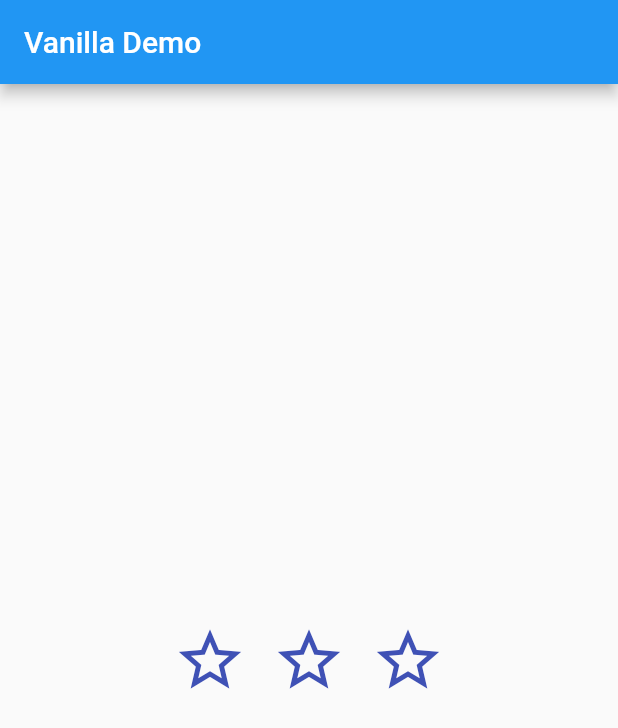
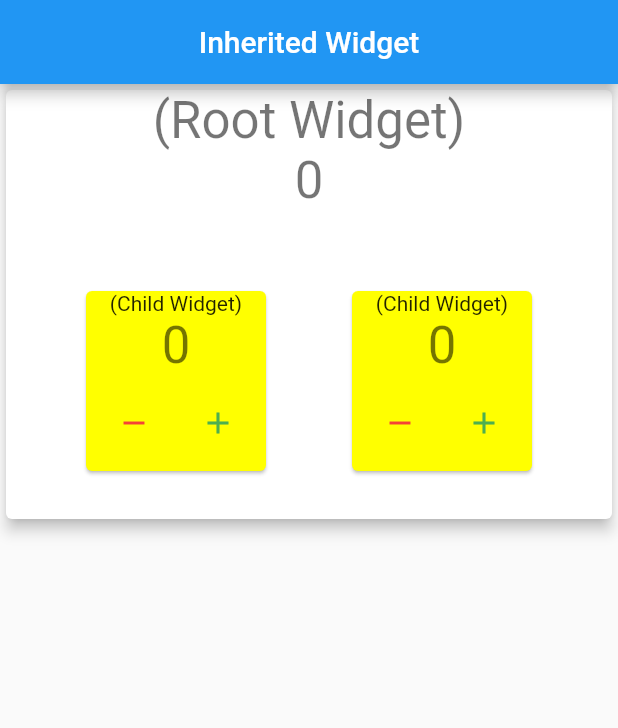
Before and after one commit to Daddy2054/learn_flutter_udemy, a Flutter app: the screen it shows after launch, on a phone screen of 412 x 824 dp. Shown: the top 728 px of the screen. Run offline on Flutter 3.47's test engine with Material 2 defaults, Android fonts, the light colour scheme and no system bars.

Commit message:
70(do not work)

```diff
--- a/lib/main.dart
+++ b/lib/main.dart
@@ -5,94 +5,129 @@ void main() => runApp(const MyApp());
 class MyApp extends StatelessWidget {
   const MyApp({Key? key}) : super(key: key);
 
+  // This widget is the root of your application.
   @override
   Widget build(BuildContext context) {
-    return const MaterialApp(
-      title: 'Vanilla Demo',
-      home: MyHomePage(),
+    return MaterialApp(
+      title: 'Inherited Demo',
+      theme: ThemeData(
+        primarySwatch: Colors.blue,
+      ),
+      home: const MyHomePage(title: 'Inherited Demo'),
     );
   }
 }
 
 class MyHomePage extends StatefulWidget {
-  const MyHomePage({Key? key}) : super(key: key);
+  const MyHomePage({Key? key, required this.title}) : super(key: key);
+  final String title;
 
   @override
-  State<MyHomePage> createState() => _MyHomePageState();
+  MyHomePageState createState() => MyHomePageState();
 }
 
-class _MyHomePageState extends State<MyHomePage> {
-  int _rating = 0;
+class MyHomePageState extends State<MyHomePage> {
+  int _counter = 0;
+
+  int get counterValue => _counter;
+
+  void _incrementCounter() => setState(() => _counter++);
+  void _decrementCounter() => setState(() => _counter--);
 
   @override
   Widget build(BuildContext context) {
-    double size = 50;
-
     return Scaffold(
       appBar: AppBar(
-        title: const Text('Vanilla Demo'),
+        title: const Text('Inherited Widget'),
+        centerTitle: true,
       ),
-      body: Center(
-        child: Row(
-          mainAxisAlignment: MainAxisAlignment.center,
-          children: <Widget>[
-            IconButton(
-              icon: (_rating >= 2
-                  ? Icon(
-                      Icons.star,
-                      size: size,
-                    )
-                  : Icon(
-                      Icons.star_border,
-                      size: size,
-                    )),
-              color: Colors.indigo[500],
-              iconSize: size,
-              onPressed: () {
-                setState(() {
-                  _rating = 1;
-                });
-              },
-            ),
-            IconButton(
-              icon: (_rating >= 2
-                  ? Icon(
-                      Icons.star,
-                      size: size,
-                    )
-                  : Icon(
-                      Icons.star_border,
-                      size: size,
-                    )),
-              color: Colors.indigo[500],
-              iconSize: size,
-              onPressed: () {
-                setState(() {
-                  _rating = 2;
-                });
-              },
-            ),
-            IconButton(
-              icon: (_rating >= 3
-                  ? Icon(
-                      Icons.star,
-                      size: size,
-                    )
-                  : Icon(
-                      Icons.star_border,
-                      size: size,
-                    )),
-              color: Colors.indigo[500],
-              iconSize: size,
-              onPressed: () {
-                setState(() {
-                  _rating = 3;
-                });
-              },
-            ),
-          ],
-        ),
+      body: ListView(
+        children: <Widget>[
+          MyInheritedWidget(
+            myState: this,
+            child: const AppRootWidget(),
+          ),
+        ],
       ),
     );
   }
 }
+
+class AppRootWidget extends StatelessWidget {
+  const AppRootWidget({Key? key}) : super(key: key);
+
+  @override
+  Widget build(BuildContext context) {
+    final rootWidgetState = MyInheritedWidget.of(context)!.myState;
+    return Card(
+      elevation: 4.0,
+      child: Column(
+        children: <Widget>[
+          Text('(Root Widget)', style: Theme.of(context).textTheme.headline4),
+          Text('${rootWidgetState.counterValue}',
+              style: Theme.of(context).textTheme.headline4),
+          const SizedBox(height: 50),
+          Row(
+            mainAxisAlignment: MainAxisAlignment.spaceEvenly,
+            children: const <Widget>[
+              Counter(),
+              Counter(),
+            ],
+          ),
+        ],
+      ),
+    );
+  }
+}
+
+class Counter extends StatelessWidget {
+  const Counter({Key? key}) : super(key: key);
+
+  @override
+  Widget build(BuildContext context) {
+    final rootWidgetState = MyInheritedWidget.of(context)!.myState;
+    return Card(
+      margin: const EdgeInsets.all(4.0).copyWith(bottom: 32.0),
+      color: Colors.yellowAccent,
+      child: Column(
+        children: <Widget>[
+          const Text('(Child Widget)'),
+          Text('${rootWidgetState.counterValue}',
+              style: Theme.of(context).textTheme.headline4),
+          ButtonBar(
+            children: <Widget>[
+              IconButton(
+                icon: const Icon(Icons.remove),
+                color: Colors.red,
+                onPressed: () => rootWidgetState._decrementCounter(),
+              ),
+              IconButton(
+                icon: const Icon(Icons.add),
+                color: Colors.green,
+                onPressed: () => rootWidgetState._incrementCounter(),
+              ),
+            ],
+          ),
+        ],
+      ),
+    );
+  }
+}
+
+class MyInheritedWidget extends InheritedWidget {
+  final MyHomePageState myState;
+
+  const MyInheritedWidget(
+      {Key? key, required Widget child, required this.myState})
+      : super(key: key, child: child);
+
+  @override
+  bool updateShouldNotify(MyInheritedWidget oldWidget) {
+    print(myState.counterValue);
+    return myState.counterValue != oldWidget.myState.counterValue;
+  }
+
+  static MyInheritedWidget? of(BuildContext context) {
+    return context.dependOnInheritedWidgetOfExactType();
+  }
+}
```
